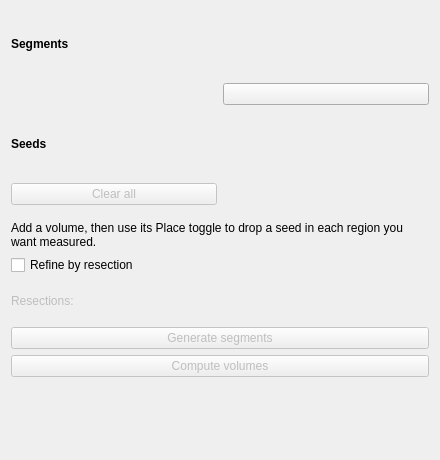
First picture: the form in LiverVolumetry/Resources/UI/LiverVolumetryWidget.ui, repository ALive-research/Slicer-Liver, before the edit.
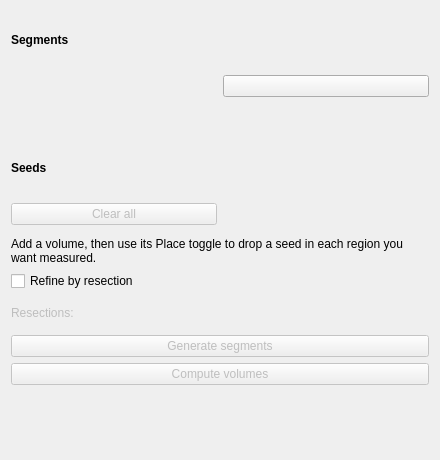
Second picture: the form after the edit. Custom widgets are drawn as their Qt base class.

Commit message:
ENH: Put the segment show/hide eye list on the volumetry panel
Visibility is the primary region-composition instrument under the
visibility-composed carve model (VisibilityCarve): the surgeon shows and
hides segments before placing, and the dropped seed snapshots exactly
that composition.  Compose a qMRMLSegmentsTableView trimmed to name +
eye (editing columns off, read-only names) into the Segments section and
bind it to the current input segmentation, so composing visibility never
requires leaving the module.

Diff of the .ui file:
```diff
--- a/LiverVolumetry/Resources/UI/LiverVolumetryWidget.ui
+++ b/LiverVolumetry/Resources/UI/LiverVolumetryWidget.ui
@@ -54,6 +54,24 @@
      <item row="0" column="1" alignment="Qt::AlignTop">
       <widget class="qMRMLSegmentationShow3DButton" name="SegmentationShow3DButton"/>
      </item>
+     <item row="1" column="0" colspan="2">
+      <widget class="QWidget" name="VisibilityGroupWidget" native="true">
+       <layout class="QGridLayout" name="visibilityLayout">
+        <property name="leftMargin">
+         <number>0</number>
+        </property>
+        <property name="topMargin">
+         <number>0</number>
+        </property>
+        <property name="rightMargin">
+         <number>0</number>
+        </property>
+        <property name="bottomMargin">
+         <number>0</number>
+        </property>
+       </layout>
+      </widget>
+     </item>
     </layout>
    </item>
    <item>
```
The commit also changes 3 other files.
